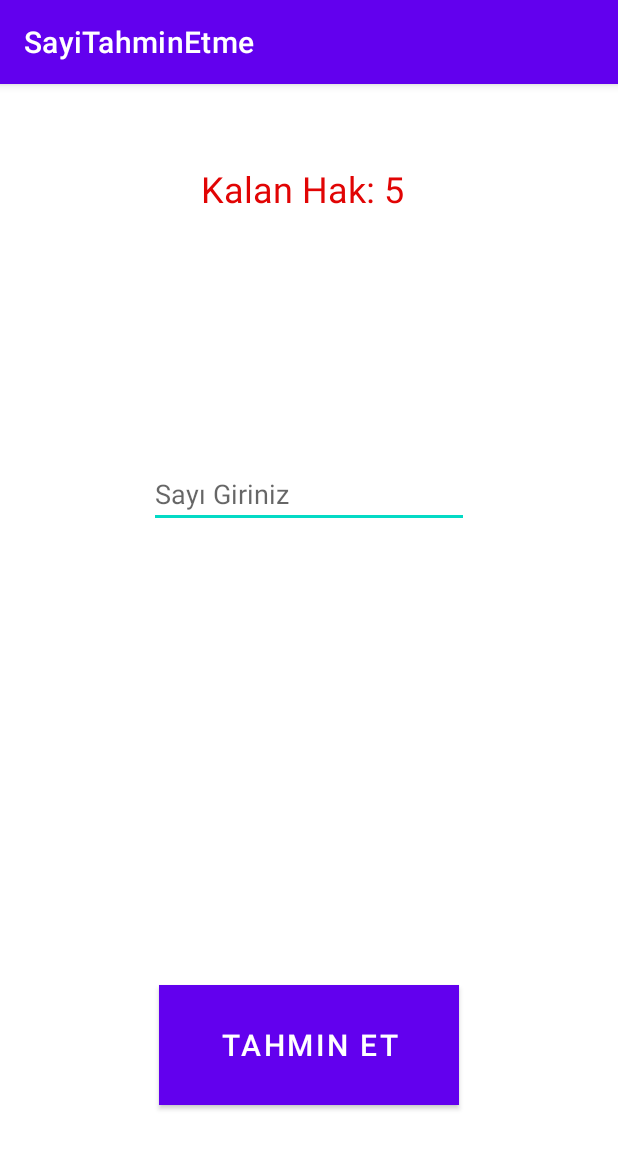
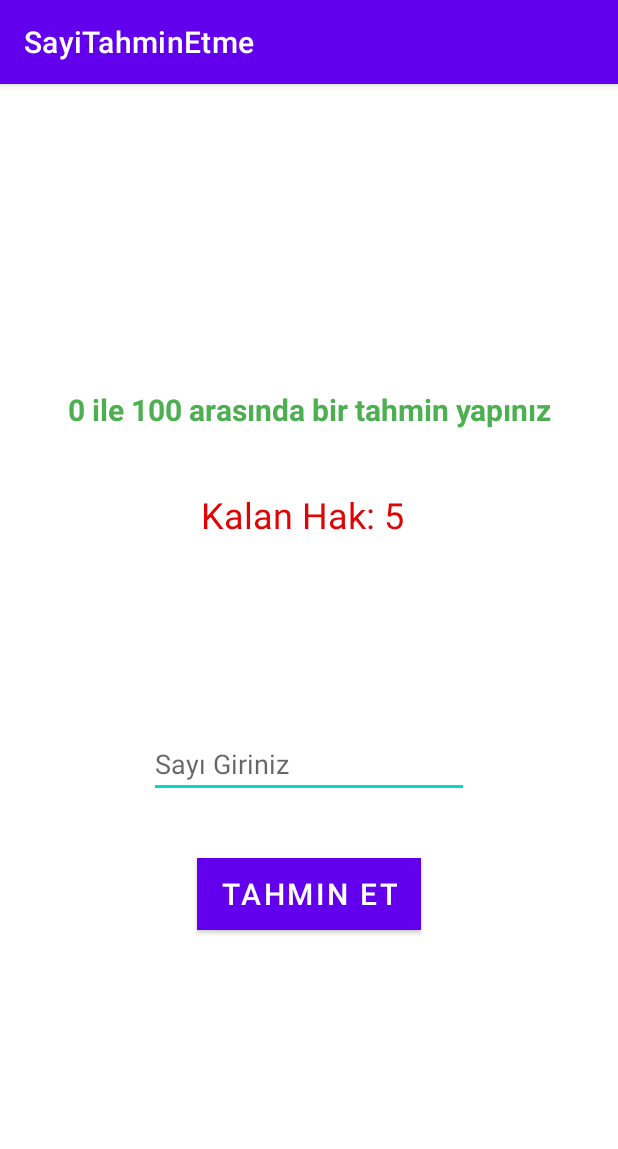
Before and after one commit to hhalilkuru/SayiTahminEtme, an Android app: the TahminActivity screen opened directly, with no data from a screen before it, on a phone screen of 412 x 824 dp. Shown: the top 1149 px of the screen. Run offline under Robolectric (Android 15) with nearby library versions, the phone set to English and light mode, and no system bars.

Commit message:
kullanıcının tahmin edeceği sayı aralığının kullanıcıya belirtilmemesi sorununu çözen commit

```diff
--- a/app/src/main/java/com/halil/sayitahminetme/TahminActivity.kt
+++ b/app/src/main/java/com/halil/sayitahminetme/TahminActivity.kt
@@ -8,7 +8,6 @@ import android.util.Log
 import android.widget.*
 import com.google.android.material.snackbar.Snackbar
 import kotlin.random.Random
-import kotlin.reflect.typeOf
 
 class TahminActivity : AppCompatActivity() {
     @SuppressLint("SetTextI18n")
@@ -17,20 +16,20 @@ class TahminActivity : AppCompatActivity() {
         setContentView(R.layout.activity_tahmin)
 
         val buttonTahmin = findViewById<Button>(R.id.buttonTahmin)
-
         val editTextGirdi = findViewById<EditText>(R.id.editTextGirdi)
-
         val textViewYardim = findViewById<TextView>(R.id.textViewYardim)
         val textViewKalanHak = findViewById<TextView>(R.id.textViewKalanHak)
+
 
         var tahmin = 0
 
 
         val rastgeleSayi: Int = Random.nextInt(0,100) //0 ile 100 arasında rastgele sayı üretecek.
-
         Log.e("Rastgele Sayi",rastgeleSayi.toString())
 
+
         var sayac = 5
+        textViewKalanHak.text = "Kalan Hak: $sayac"
 
         buttonTahmin.setOnClickListener{
 
@@ -59,6 +58,7 @@ class TahminActivity : AppCompatActivity() {
                 }
             }
 
+
             if(tahmin == rastgeleSayi){
 
                 val intent = Intent(this@TahminActivity,SonucActivity::class.java)
--- a/app/src/main/res/layout/activity_tahmin.xml
+++ b/app/src/main/res/layout/activity_tahmin.xml
@@ -1,63 +1,64 @@
 <?xml version="1.0" encoding="utf-8"?>
-<androidx.constraintlayout.widget.ConstraintLayout xmlns:android="http://schemas.android.com/apk/res/android"
+<LinearLayout xmlns:android="http://schemas.android.com/apk/res/android"
     xmlns:app="http://schemas.android.com/apk/res-auto"
     xmlns:tools="http://schemas.android.com/tools"
     android:layout_width="match_parent"
     android:layout_height="match_parent"
+    android:orientation="vertical"
+    android:gravity="center"
     tools:context=".TahminActivity">
 
-    <Button
-        android:id="@+id/buttonTahmin"
-        android:layout_width="200dp"
-        android:layout_height="80dp"
-        android:layout_marginBottom="87dp"
-        android:background="#D60000"
-        android:backgroundTint="#CD0E0E"
-        android:text="Tahmin Et"
-        android:textColorHighlight="#FF0707"
-        android:textSize="20sp"
-        app:layout_constraintBottom_toBottomOf="parent"
-        app:layout_constraintEnd_toEndOf="parent"
-        app:layout_constraintHorizontal_bias="0.5"
-        app:layout_constraintStart_toStartOf="parent" />
+    <TextView
+        android:layout_width="wrap_content"
+        android:layout_height="wrap_content"
+        android:text="0 ile 100 arasında bir tahmin yapınız"
+        android:textAlignment="center"
+        android:textSize="20dp"
+        android:layout_marginTop="20dp"
+        android:layout_marginBottom="20dp"
+        android:textColor="#4CAF50"
+        android:textStyle="bold"/>
 
     <TextView
         android:id="@+id/textViewKalanHak"
         android:layout_width="144dp"
         android:layout_height="47dp"
-        android:layout_marginTop="53dp"
-        android:text="Kalan Hak: 5"
+        android:layout_marginTop="20dp"
+        android:layout_marginBottom="20dp"
+        android:text="Kalan Hak:"
         android:textColor="#E10404"
-        android:textSize="24dp"
-        app:layout_constraintEnd_toEndOf="parent"
-        app:layout_constraintHorizontal_bias="0.5"
-        app:layout_constraintStart_toStartOf="parent"
-        app:layout_constraintTop_toTopOf="parent" />
+        android:textSize="24dp" />
 
     <TextView
         android:id="@+id/textViewYardim"
         android:layout_width="wrap_content"
         android:layout_height="wrap_content"
-        android:layout_marginTop="19dp"
+        android:layout_marginTop="20dp"
+        android:layout_marginBottom="20dp"
         android:textColor="#FF0000"
         android:textSize="24sp"
-        android:visibility="visible"
-        app:layout_constraintEnd_toEndOf="parent"
-        app:layout_constraintHorizontal_bias="0.5"
-        app:layout_constraintStart_toStartOf="parent"
-        app:layout_constraintTop_toBottomOf="@+id/textViewKalanHak" />
+        android:visibility="visible" />
 
     <EditText
         android:id="@+id/editTextGirdi"
         android:layout_width="wrap_content"
         android:layout_height="wrap_content"
-        android:layout_marginTop="98dp"
+        android:layout_marginTop="20dp"
+        android:layout_marginBottom="20dp"
         android:ems="10"
         android:hint="Sayı Giriniz"
-        android:inputType="textPersonName"
-        app:layout_constraintEnd_toEndOf="parent"
-        app:layout_constraintHorizontal_bias="0.5"
-        app:layout_constraintStart_toStartOf="parent"
-        app:layout_constraintTop_toBottomOf="@+id/textViewYardim" />
+        android:inputType="textPersonName"/>
 
-</androidx.constraintlayout.widget.ConstraintLayout>
+    <Button
+        android:id="@+id/buttonTahmin"
+        android:layout_width="wrap_content"
+        android:layout_height="wrap_content"
+        android:layout_marginTop="20dp"
+        android:layout_marginBottom="20dp"
+        android:background="#D60000"
+        android:backgroundTint="#CD0E0E"
+        android:text="Tahmin Et"
+        android:textColorHighlight="#FF0707"
+        android:textSize="20sp" />
+
+</LinearLayout>
```
